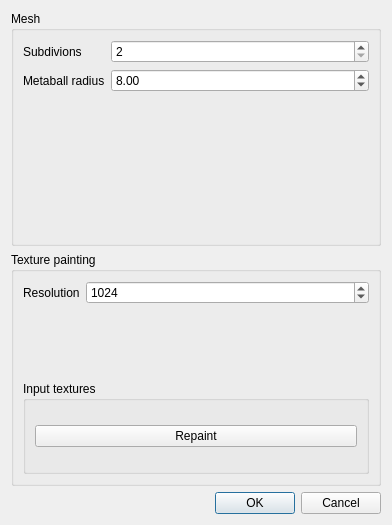
Before: the Qt Designer form editor/dlg_meshgen.ui in Easimer/trigen, drawn with Qt 5.
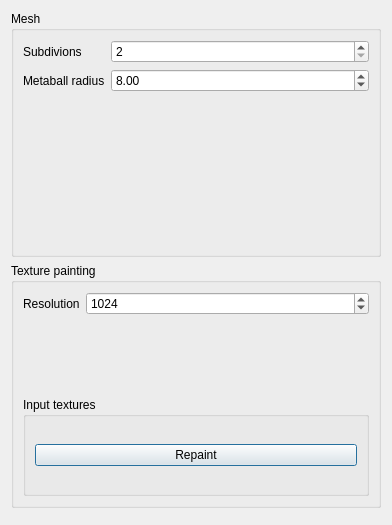
After: the same form once the commit is applied.

Commit message: editor: implement export process in the meshgen dialog

Diff of the .ui file:
```diff
--- a/editor/dlg_meshgen.ui
+++ b/editor/dlg_meshgen.ui
@@ -114,9 +114,6 @@
      <property name="orientation">
       <enum>Qt::Horizontal</enum>
      </property>
-     <property name="standardButtons">
-      <set>QDialogButtonBox::Cancel|QDialogButtonBox::Ok</set>
-     </property>
     </widget>
    </item>
   </layout>
```
The commit also changes 3 other files.
